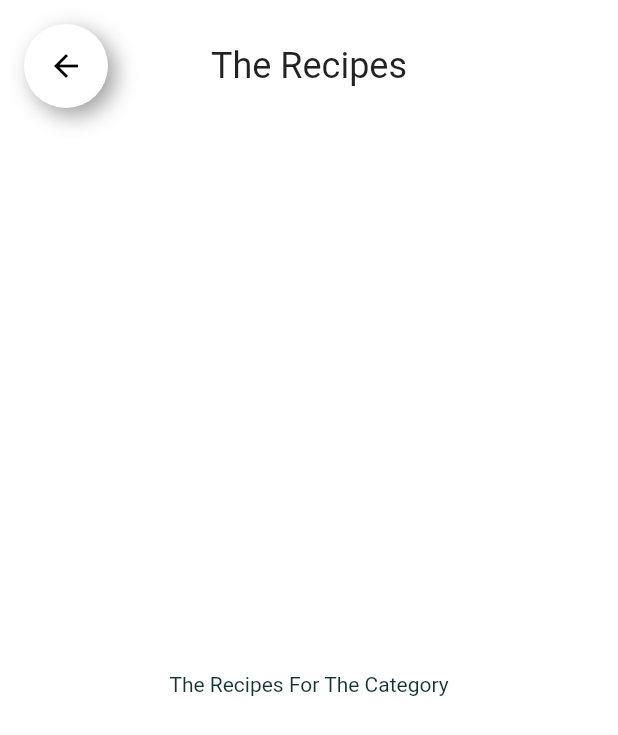
After one commit to tonyhart7/recipe_menu_neumorphic, a Flutter app: the screen it shows after launch, after a tap on "Italian", on a phone screen of 412 x 824 dp. The commit adds this screen. Shown: the top 735 px of the screen. Run offline on Flutter 3.47's test engine with Material 2 defaults, Android fonts, the phone set to English and light mode, and no system bars; drawn by our look-alikes of flutter_neumorphic.

Commit message:
add neumorphic appbar

```diff
--- a/lib/categories_screen.dart
+++ b/lib/categories_screen.dart
@@ -10,6 +10,7 @@ class CategoriesScreen extends StatelessWidget {
     return Scaffold(
       appBar: NeumorphicAppBar(
         title: const Text("Recipe Meals"),
+        centerTitle: true,
       ),
       body: GridView(
         padding: const EdgeInsets.all(25),
--- a/lib/category_item.dart
+++ b/lib/category_item.dart
@@ -1,5 +1,6 @@
 import 'package:flutter/material.dart';
 import 'package:flutter_neumorphic/flutter_neumorphic.dart';
+import 'package:recipe_menu_neumorphic/category_meals_screen.dart';
 
 class CategoryItem extends StatelessWidget {
   final String title;
@@ -7,9 +8,23 @@ class CategoryItem extends StatelessWidget {
 
   CategoryItem(this.title, this.color);
 
+  void selectCategory(BuildContext ctx) {
+    Navigator.of(ctx).push(
+      MaterialPageRoute(
+        builder: (_) {
+          return CategoryMealsScreen();
+        },
+      ),
+    );
+  }
+
   @override
   Widget build(BuildContext context) {
-    return Container(
+    return InkWell(
+      onTap: () => selectCategory(context),
+      splashColor: Theme.of(context).primaryColor,
+      borderRadius: BorderRadius.circular(15),
+      child: Container(
         padding: const EdgeInsets.all(15),
         child: Text(
           title,
@@ -26,6 +41,7 @@ class CategoryItem extends StatelessWidget {
           ),
           borderRadius: BorderRadius.circular(15),
         ),
+      ),
     );
   }
 }
--- /dev/null
+++ b/lib/category_meals_screen.dart
@@ -0,0 +1,21 @@
+import 'package:flutter/material.dart';
+import 'package:flutter_neumorphic/flutter_neumorphic.dart';
+
+class CategoryMealsScreen extends StatelessWidget {
+  @override
+  Widget build(BuildContext context) {
+    return Scaffold(
+      appBar: NeumorphicAppBar(
+        title: Text("The Recipes"),
+        centerTitle: true,
+        buttonStyle: NeumorphicStyle(
+          shape: NeumorphicShape.concave,
+          boxShape: NeumorphicBoxShape.circle(),
+        ),
+      ),
+      body: Center(
+        child: Text("The Recipes For The Category"),
+      ),
+    );
+  }
+}
```
Lines whose indentation alone changed are shown as unchanged.
